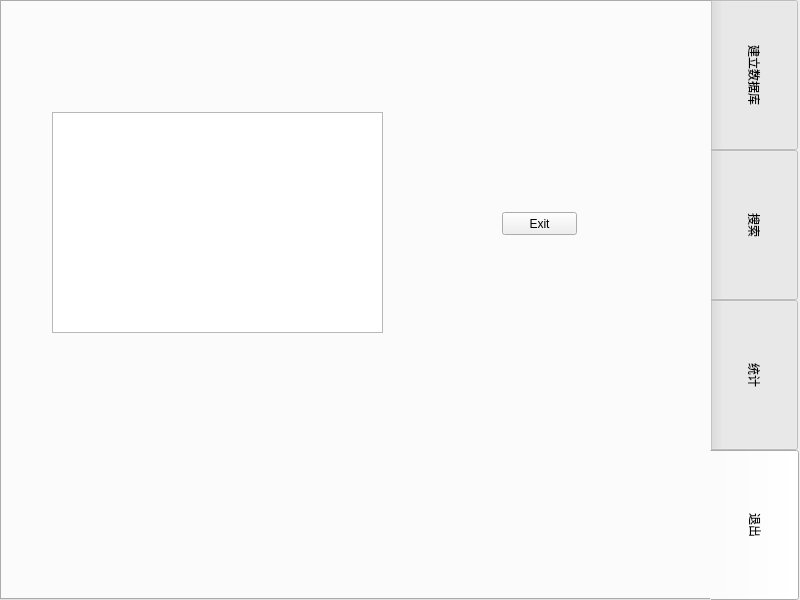
Above: mainui/mainwindow.ui from FeatherRed/DBLP-Management-System before the change. Below: the same form after it.
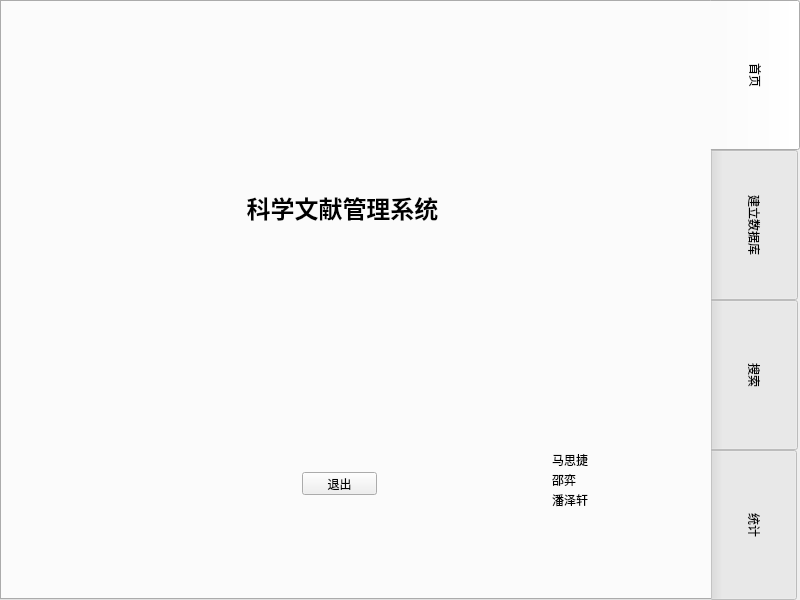
That is the form after the change. The open tabs and pages were chosen to show the change.

Commit message: 增加首页

```diff
--- a/mainui/mainwindow.ui
+++ b/mainui/mainwindow.ui
@@ -32,6 +32,79 @@
    <property name="currentIndex">
     <number>0</number>
    </property>
+   <widget class="QWidget" name="tab_4">
+    <attribute name="title">
+     <string>首页</string>
+    </attribute>
+    <widget class="QLabel" name="label_main1">
+     <property name="geometry">
+      <rect>
+       <x>210</x>
+       <y>180</y>
+       <width>261</width>
+       <height>51</height>
+      </rect>
+     </property>
+     <property name="styleSheet">
+      <string notr="true">font: 9pt &quot;华文行楷&quot;;</string>
+     </property>
+     <property name="text">
+      <string>&lt;html&gt;&lt;head/&gt;&lt;body&gt;&lt;p align=&quot;center&quot;&gt;&lt;span style=&quot; font-size:18pt; font-weight:700;&quot;&gt;科学文献管理系统&lt;/span&gt;&lt;/p&gt;&lt;/body&gt;&lt;/html&gt;</string>
+     </property>
+    </widget>
+    <widget class="QPushButton" name="pushButton_exit">
+     <property name="geometry">
+      <rect>
+       <x>300</x>
+       <y>470</y>
+       <width>75</width>
+       <height>23</height>
+      </rect>
+     </property>
+     <property name="text">
+      <string>退出</string>
+     </property>
+    </widget>
+    <widget class="QLabel" name="label_name2">
+     <property name="geometry">
+      <rect>
+       <x>550</x>
+       <y>470</y>
+       <width>54</width>
+       <height>16</height>
+      </rect>
+     </property>
+     <property name="text">
+      <string>邵弈</string>
+     </property>
+    </widget>
+    <widget class="QLabel" name="label_name3">
+     <property name="geometry">
+      <rect>
+       <x>550</x>
+       <y>490</y>
+       <width>54</width>
+       <height>16</height>
+      </rect>
+     </property>
+     <property name="text">
+      <string>潘泽轩</string>
+     </property>
+    </widget>
+    <widget class="QLabel" name="label_name1">
+     <property name="geometry">
+      <rect>
+       <x>550</x>
+       <y>450</y>
+       <width>54</width>
+       <height>16</height>
+      </rect>
+     </property>
+     <property name="text">
+      <string>马思捷</string>
+     </property>
+    </widget>
+   </widget>
    <widget class="QWidget" name="DataBasetab">
     <attribute name="title">
      <string>建立数据库</string>
@@ -453,34 +526,6 @@
      </layout>
     </widget>
    </widget>
-   <widget class="QWidget" name="tab_4">
-    <attribute name="title">
-     <string>退出</string>
-    </attribute>
-    <widget class="QPushButton" name="pushButton_exit">
-     <property name="geometry">
-      <rect>
-       <x>500</x>
-       <y>210</y>
-       <width>75</width>
-       <height>23</height>
-      </rect>
-     </property>
-     <property name="text">
-      <string>Exit</string>
-     </property>
-    </widget>
-    <widget class="QPlainTextEdit" name="plainTextEdit_exit">
-     <property name="geometry">
-      <rect>
-       <x>50</x>
-       <y>110</y>
-       <width>331</width>
-       <height>221</height>
-      </rect>
-     </property>
-    </widget>
-   </widget>
   </widget>
  </widget>
  <resources/>
```
Left out of the diff: 2 changed lines with no effect on the pictures. The commit also changes 1 other file.
